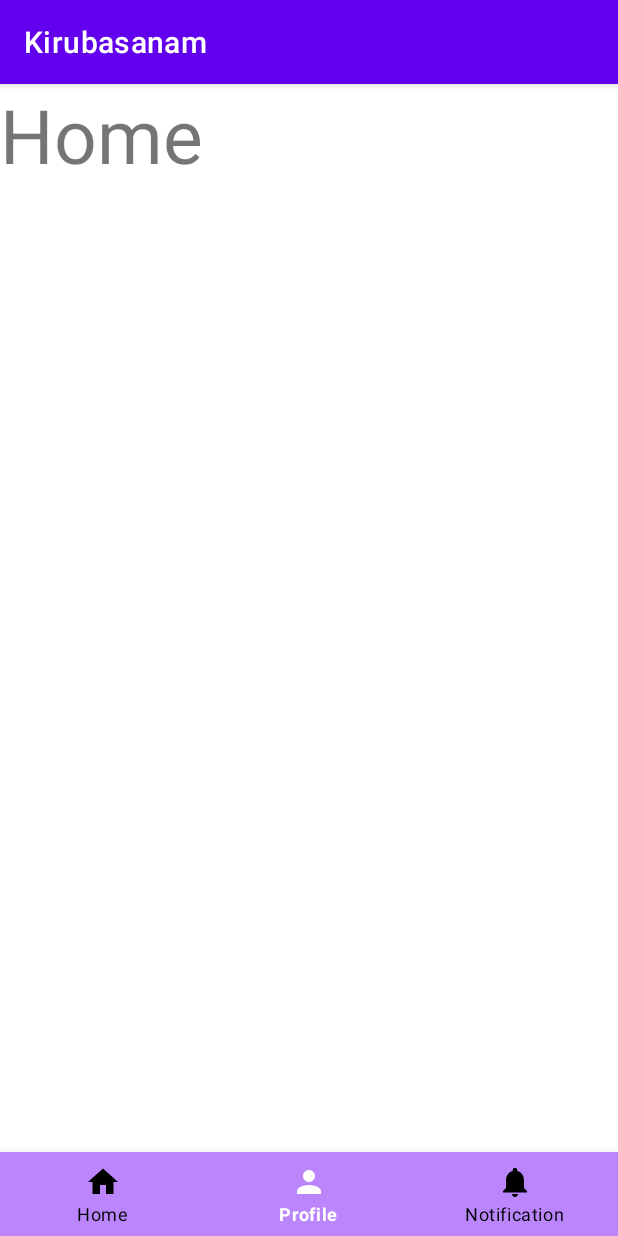
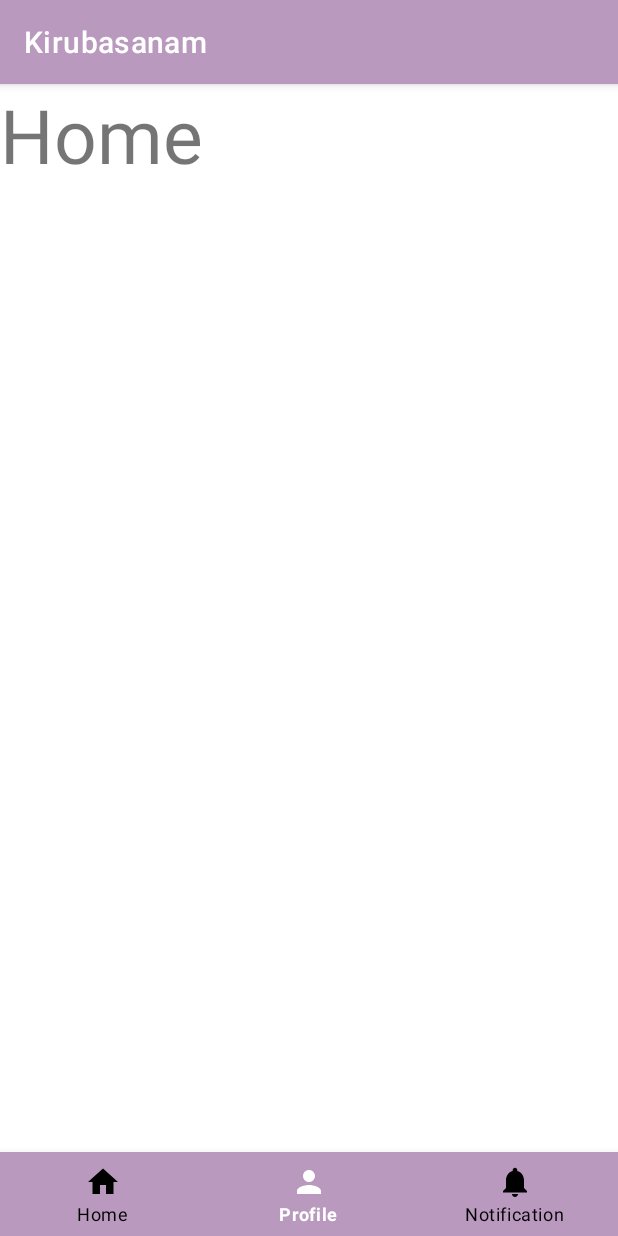
Before and after one commit to barbarian-vijin/kirubasanam4, an Android app: the Bottom_navigation screen opened directly, with no data from a screen before it, item 2 of the bottom bar chosen, on a phone screen of 412 x 824 dp. Run offline under Robolectric (Android 15) with nearby library versions, the phone set to English and light mode, and no system bars.

Commit message:
26/11/2021

```diff
--- a/app/src/main/java/com/example/kirubasanam/Bottom_navigation.java
+++ b/app/src/main/java/com/example/kirubasanam/Bottom_navigation.java
@@ -1,14 +1,45 @@
 package com.example.kirubasanam;
 
+import androidx.annotation.NonNull;
 import androidx.appcompat.app.AppCompatActivity;
 
+import android.content.Intent;
 import android.os.Bundle;
+import android.view.MenuItem;
+
+import com.google.android.material.bottomnavigation.BottomNavigationView;
 
 public class Bottom_navigation extends AppCompatActivity {
-
+    BottomNavigationView bottomNavigationView;
     @Override
     protected void onCreate(Bundle savedInstanceState) {
         super.onCreate(savedInstanceState);
         setContentView(R.layout.activity_bottom_navigation);
+        bottomNavigationView=findViewById(R.id.bottom_navigator);
+        bottomNavigationView.setSelectedItemId(R.id.home);
+        bottomNavigationView.setOnNavigationItemSelectedListener(new BottomNavigationView.OnNavigationItemSelectedListener() {
+            @Override
+            public boolean onNavigationItemSelected(@NonNull MenuItem item) {
+
+                switch (item.getItemId())
+                {
+                    case R.id.profile:
+                        startActivity(new Intent(getApplicationContext(),profile.class));
+                        overridePendingTransition(0,0);
+                        return true;
+                    case  R.id.home:
+                        return  true;
+                    case R.id.notification:
+                        startActivity(new Intent(getApplicationContext(),notification.class));
+                        overridePendingTransition(0,0);
+                        return true;
+                }
+
+                return false;
+            }
+        });
+
+
+
     }
 }
--- a/app/src/main/res/layout/activity_bottom_navigation.xml
+++ b/app/src/main/res/layout/activity_bottom_navigation.xml
@@ -12,15 +12,16 @@
         android:layout_height="wrap_content"
         android:text="Home"
         android:textSize="50sp" />
+
     <com.google.android.material.bottomnavigation.BottomNavigationView
+        android:id="@+id/bottom_navigator"
         android:layout_width="match_parent"
         android:layout_height="wrap_content"
-        android:id="@+id/bottom_navigator"
+        android:layout_alignParentBottom="true"
         app:itemBackground="@color/purple_200"
+        app:itemIconTint="@drawable/selector"
         app:itemTextColor="@drawable/selector"
-        app:itemIconTint="@drawable/selector"
-        app:menu="@menu/menu"
-        android:layout_alignParentBottom="true"/>
+        app:menu="@menu/menu" />
 
 
 </RelativeLayout>
--- a/app/src/main/res/layout/activity_lkgvideos.xml
+++ b/app/src/main/res/layout/activity_lkgvideos.xml
@@ -9,14 +9,15 @@
 
 
 
+
     <ScrollView
         android:layout_width="fill_parent"
         android:layout_height="match_parent"
         android:layout_alignParentLeft="true"
         android:layout_alignParentTop="true"
         android:layout_marginTop="0dp"
-        android:background="#e3e0cf">
-
+        android:background="#e3e0cf"
+        >
 
         <RelativeLayout
             android:layout_width="fill_parent"
--- a/app/src/main/res/values-night/themes.xml
+++ b/app/src/main/res/values-night/themes.xml
@@ -5,7 +5,7 @@
         <!-- Primary brand color. -->
         <item name="color">@color/border</item>
         <item name="colorPrimary">@color/purple_200</item>
-        <item name="colorPrimaryVariant">@color/purple_700</item>
+        <item name="colorPrimaryVariant">@color/border</item>
         <item name="colorOnPrimary">@color/border</item>
         <!-- Secondary brand color. -->
         <item name="colorSecondary">@color/teal_200</item>
--- a/app/src/main/res/values/colors.xml
+++ b/app/src/main/res/values/colors.xml
@@ -1,10 +1,10 @@
 <?xml version="1.0" encoding="utf-8"?>
 <resources>
     <color name="border1">#c5d5cb</color>
-    <color name="border">#ff00ff</color>
-    <color name="purple_200">#FFBB86FC</color>
-    <color name="purple_500">#FF6200EE</color>
-    <color name="purple_700">#FF3700B3</color>
+    <color name="border">#b999be</color>
+    <color name="purple_200">#b999be</color>
+    <color name="purple_500">#b999be</color>
+    <color name="purple_700">#9e9e9e</color>
     <color name="teal_200">#FF03DAC5</color>
     <color name="teal_700">#FF018786</color>
     <color name="black">#FF000000</color>
```
Also changed, not shown: app/src/main/java/com/example/kirubasanam/MainActivity.java (+27 -1 lines), app/src/main/res/layout/activity_main.xml (+11 -3 lines).
